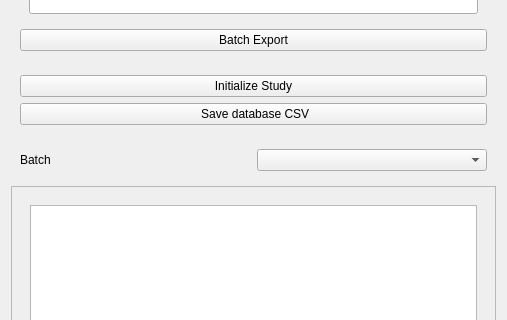
Before: the Qt Designer form GenericSpecimenManager/Resources/UI/GenericSpecimenManager.ui in dfajtai/GenericSpecimenManager, drawn with Qt 5; both pictures show x 0 to 507 and y 241 to 561 of the 507 by 760 pixel window.
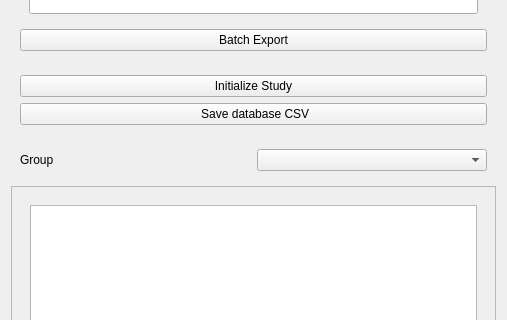
After: the same form once the commit is applied. Custom widgets are drawn as their Qt base class.

Commit message:
Batch export tab; rename "batch" to group by key
- The Config Editor gets its own Batch export tab (it had outgrown a group box in General).
- The main module's "batch" filter (browse the specimen table by a database column) is now
  `group_by_key`, so it is not confused with Batch export.
- Batch export additions: segment statistics and a landmark summary.

What changed in the file:
```diff
--- a/GenericSpecimenManager/Resources/UI/GenericSpecimenManager.ui
+++ b/GenericSpecimenManager/Resources/UI/GenericSpecimenManager.ui
@@ -158,7 +158,7 @@
       <item>
        <widget class="QLabel" name="lblBatch">
         <property name="text">
-         <string>Batch</string>
+         <string>Group</string>
         </property>
        </widget>
       </item>
```
Left out of the diff: 20 changed lines with no effect on the pictures. The commit also changes 7 other files.
